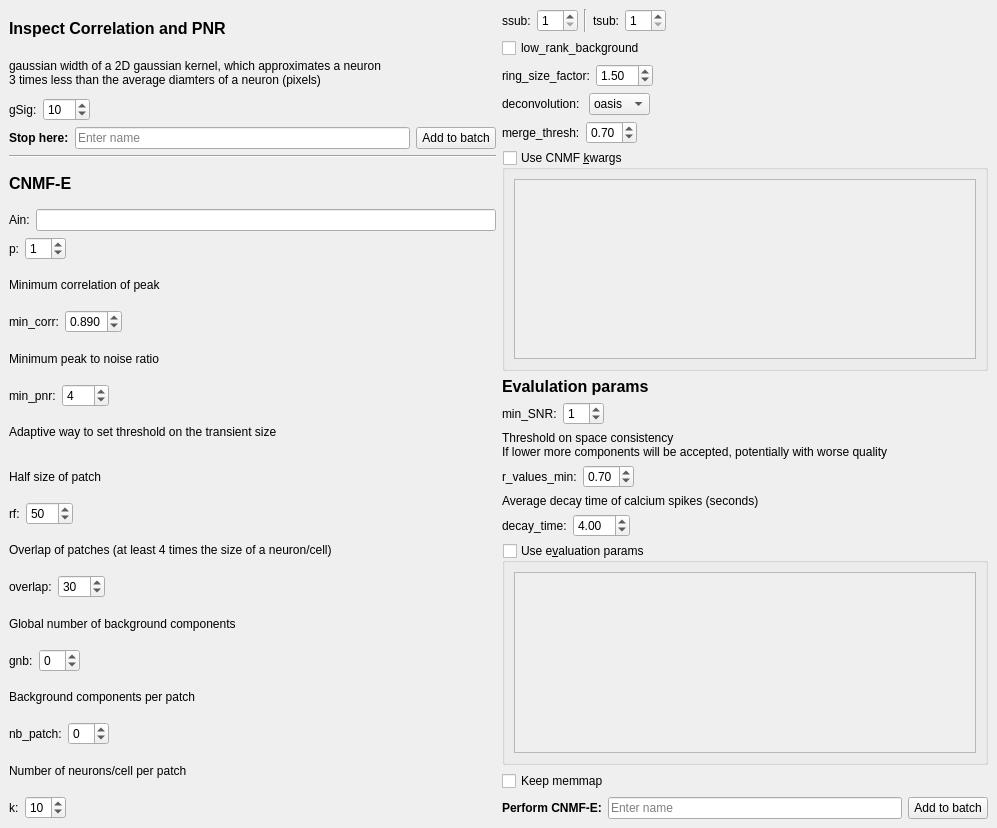
This is mesmerize/viewer/modules/ui_files/cnmfe_pytemplate.ui in kushalkolar/MESmerize as Qt 5 draws it before an edit. The edited form follows.
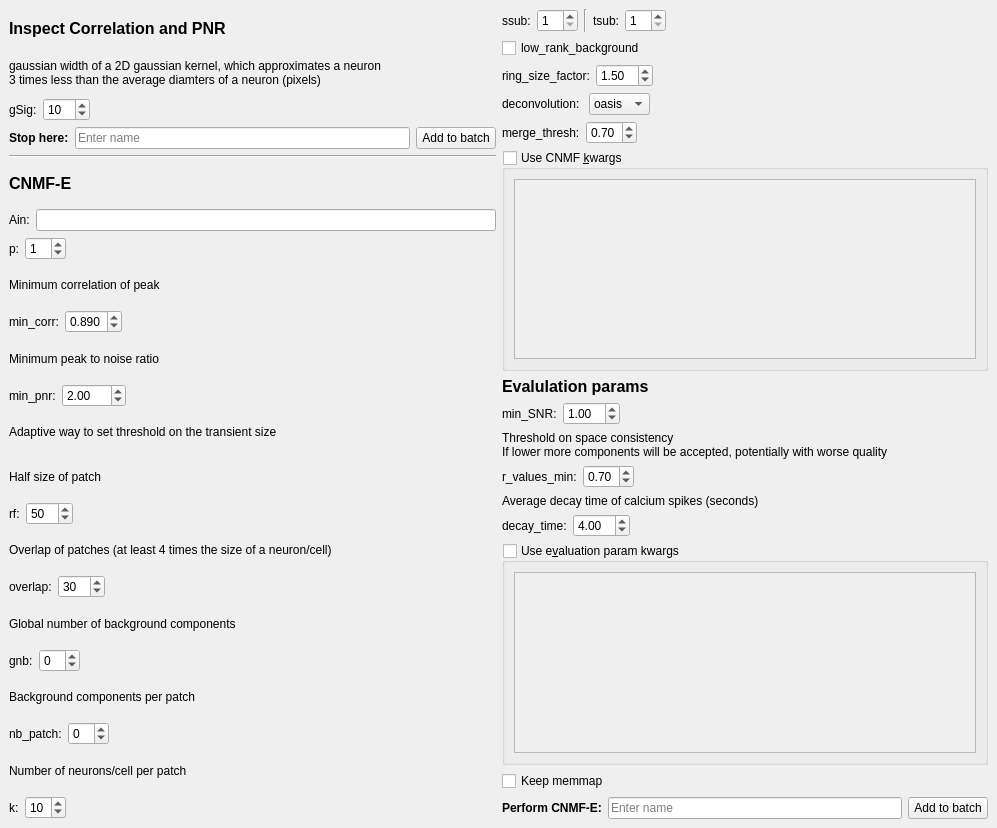
This is the edited form.

```diff
--- a/mesmerize/viewer/modules/ui_files/cnmfe_pytemplate.ui
+++ b/mesmerize/viewer/modules/ui_files/cnmfe_pytemplate.ui
@@ -249,12 +249,15 @@
          </widget>
         </item>
         <item>
-         <widget class="QSpinBox" name="spinBoxMinPNR">
+         <widget class="QDoubleSpinBox" name="doubleSpinBoxMinPNR">
           <property name="maximum">
-           <number>999</number>
+           <double>100.000000000000000</double>
+          </property>
+          <property name="singleStep">
+           <double>0.250000000000000</double>
           </property>
           <property name="value">
-           <number>4</number>
+           <double>2.000000000000000</double>
           </property>
          </widget>
         </item>
@@ -728,9 +731,12 @@
          </widget>
         </item>
         <item>
-         <widget class="QSpinBox" name="spinBoxMinSNR">
+         <widget class="QDoubleSpinBox" name="doubleSpinBoxMinSNR">
+          <property name="singleStep">
+           <double>0.500000000000000</double>
+          </property>
           <property name="value">
-           <number>1</number>
+           <double>1.000000000000000</double>
           </property>
          </widget>
         </item>
@@ -845,7 +851,7 @@
 Use single quotes for strings, do not use double quotes</string>
         </property>
         <property name="title">
-         <string>Use e&amp;valuation params</string>
+         <string>Use e&amp;valuation param kwargs</string>
         </property>
         <property name="checkable">
          <bool>true</bool>
```
Left out of the diff: 4 changed lines with no effect on the pictures.
